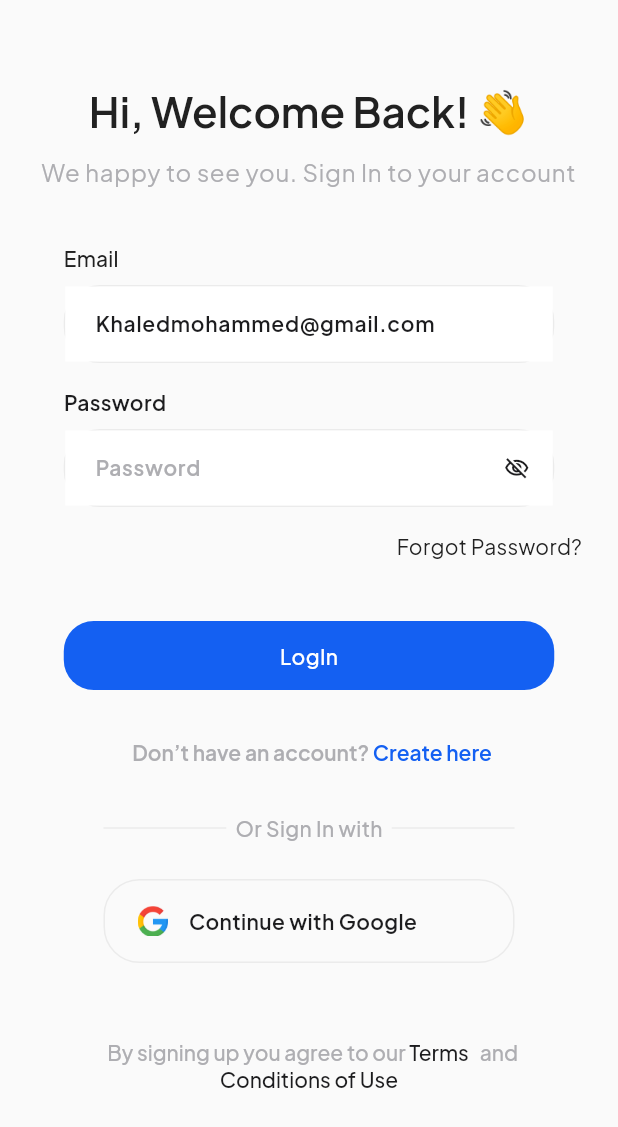
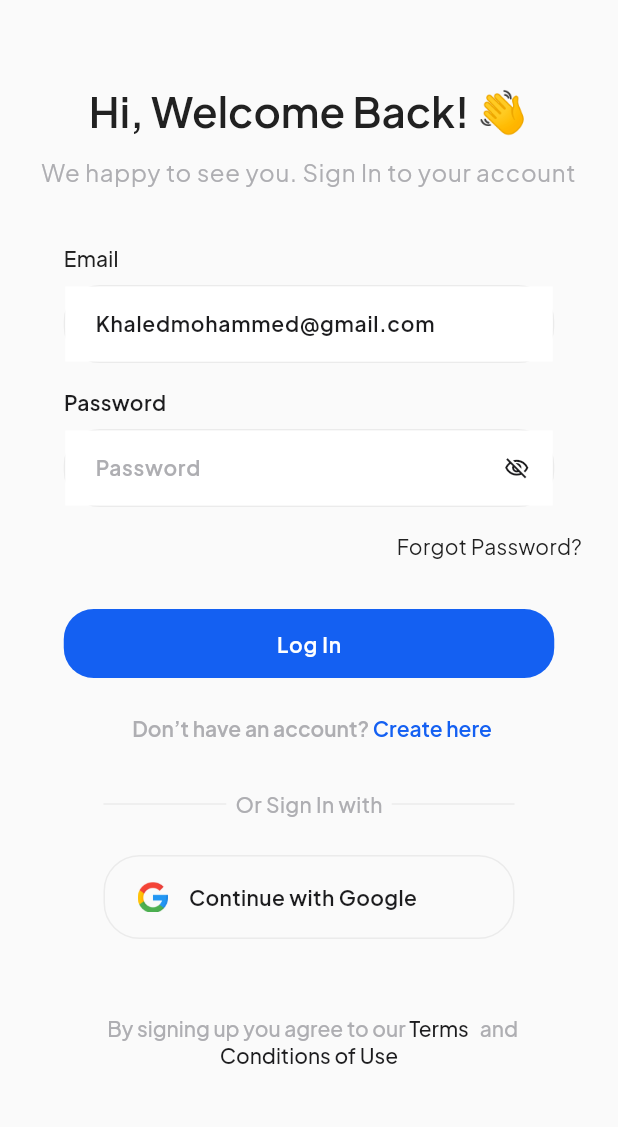
Before and after one commit to sohailokzz/Flutter-Resuable, a Flutter app: the screen it shows after launch, on a phone screen of 412 x 824 dp. Shown: the top 1127 px of the screen. Run offline on Flutter 3.47's test engine with Material 3 defaults, Android fonts, the phone set to English and light mode, and no system bars; our stand-ins replace google_fonts, responsive_sizer.

Commit message:
Button Updated
Button Updated

```diff
--- a/lib/main.dart
+++ b/lib/main.dart
@@ -1,4 +1,6 @@
 import 'package:flutter/material.dart';
+import 'package:flutter_reusable/routes/routes.dart';
+import 'package:flutter_reusable/routes/routes_names.dart';
 import 'package:flutter_reusable/screens/auth_screens/login_screen.dart';
 import 'package:flutter_reusable/screens/auth_screens/login_screen_vm.dart';
 import 'package:provider/provider.dart';
@@ -35,8 +37,10 @@ class MyApp extends StatelessWidget {
             theme: AppTheme.lightTheme,
             darkTheme: AppTheme.darkTheme,
             themeMode: ThemeMode.system,
+            initialRoute: RoutesName.loginScreen,
+            onGenerateRoute: AppRoutes.onGenerateRoute,
 
-            home: LoginScreen(),
+            // home: LoginScreen(),
           ),
         );
       },
--- /dev/null
+++ b/lib/routes/routes.dart
@@ -0,0 +1,31 @@
+import 'package:flutter/material.dart';
+import 'package:flutter_reusable/routes/routes_names.dart';
+import 'package:flutter_reusable/screens/auth_screens/login_screen.dart';
+import 'package:flutter_reusable/screens/home_screen.dart';
+
+class AppRoutes {
+  static Route onGenerateRoute(RouteSettings settings) {
+    switch (settings.name) {
+      case RoutesName.homeScreen:
+        return MaterialPageRoute(
+          builder: (_) => const HomeScreen(),
+        );
+
+      case RoutesName.loginScreen:
+        return MaterialPageRoute(
+          builder: (_) => const LoginScreen(),
+        );
+
+      // Edit Note Screen
+      //   case EditNoteScreen.routeName:
+      //     final NotesModel notesModel = settings.arguments as NotesModel;
+      //
+      //     return MaterialPageRoute(builder: (_) => EditNoteScreen(notesModel: notesModel));
+
+      default:
+        return MaterialPageRoute(
+          builder: (_) => const HomeScreen(),
+        );
+    }
+  }
+}
--- /dev/null
+++ b/lib/routes/routes_names.dart
@@ -0,0 +1,5 @@
+class RoutesName {
+  static const String splashScreen = 'splash_screen';
+  static const String homeScreen = 'home_screen';
+  static const String loginScreen = 'login_screen';
+}
--- a/lib/screens/auth_screens/login_screen.dart
+++ b/lib/screens/auth_screens/login_screen.dart
@@ -1,4 +1,6 @@
 import 'package:flutter/material.dart';
+import 'package:flutter_reusable/routes/routes_names.dart';
+import 'package:flutter_reusable/widgets/custom_button.dart';
 import 'package:flutter_reusable/widgets/divider_row.dart';
 import 'package:flutter_reusable/widgets/primary_text_button.dart';
 import 'package:flutter_reusable/widgets/secondary_button.dart';
@@ -9,7 +11,6 @@ import '../../utilis/app_colors.dart';
 import '../../utilis/image_assets.dart';
 import '../../widgets/custom_richtext.dart';
 import '../../widgets/password_textfield.dart';
-import '../../widgets/primary_button.dart';
 import '../../widgets/terms_privacy_text.dart';
 import 'login_screen_vm.dart';
 
@@ -93,17 +94,22 @@ class LoginScreen extends StatelessWidget {
                   const SizedBox(height: 32),
                   Column(
                     children: [
-                      PrimaryButton(
-                        elevation: 0,
-                        onTap: () {},
-                        text: 'LogIn',
-                        bgColor: AppColor.kPrimary,
+                      CustomButton(
+                        onPressed: () {
+                          Navigator.pushNamed(
+                            context,
+                            RoutesName.homeScreen,
+                          );
+                        },
+                        text: 'Log In',
+                        backgroundColor: AppColor.kPrimary,
                         borderRadius: 20,
                         height: 46,
                         width: 327,
                         textColor: AppColor.kWhite,
                         fontSize: 14,
                       ),
+
                       const SizedBox(
                         height: 24,
                       ),
--- a/lib/widgets/custom_button.dart
+++ b/lib/widgets/custom_button.dart
@@ -11,6 +11,7 @@ class CustomButton extends StatelessWidget {
   final bool? isOutline;
   final Color? loadingColor;
   final double? fontSize;
+  final double? borderRadius;
 
   const CustomButton({
     super.key,
@@ -24,6 +25,7 @@ class CustomButton extends StatelessWidget {
     this.isOutline = false,
     this.loadingColor = Colors.white,
     this.fontSize,
+    this.borderRadius,
   });
 
   @override
@@ -46,7 +48,7 @@ class CustomButton extends StatelessWidget {
                 )
               : BorderSide.none,
           shape: RoundedRectangleBorder(
-            borderRadius: BorderRadius.circular(5),
+            borderRadius: BorderRadius.circular(borderRadius ?? 5),
           ),
           padding: EdgeInsets.symmetric(vertical: 10, horizontal: 10),
         ),
--- a/lib/widgets/primary_button.dart
+++ /dev/null
@@ -1,103 +0,0 @@
-import 'package:flutter/material.dart';
-import 'package:google_fonts/google_fonts.dart';
-import '../utilis/app_colors.dart';
-
-class PrimaryButton extends StatefulWidget {
-  final VoidCallback onTap;
-  final String text;
-  final double? width;
-  final double? height;
-  final double? borderRadius, elevation;
-  final double? fontSize;
-  final IconData? iconData;
-  final Color? textColor, bgColor;
-  const PrimaryButton({
-    super.key,
-    required this.onTap,
-    required this.text,
-    this.width,
-    this.height,
-    this.elevation = 5,
-    this.borderRadius,
-    this.fontSize,
-    required this.textColor,
-    required this.bgColor,
-    this.iconData,
-  });
-
-  @override
-  State<PrimaryButton> createState() => _PrimaryButtonState();
-}
-
-class _PrimaryButtonState extends State<PrimaryButton>
-    with SingleTickerProviderStateMixin {
-  late AnimationController _controller;
-  final Duration _animationDuration = const Duration(milliseconds: 300);
-  final Tween<double> _tween = Tween<double>(begin: 1.0, end: 0.95);
-  @override
-  void initState() {
-    _controller =
-        AnimationController(
-          vsync: this,
-          duration: _animationDuration,
-        )..addListener(() {
-          setState(() {});
-        });
-    super.initState();
-  }
-
-  @override
-  void dispose() {
-    _controller.dispose();
-    super.dispose();
-  }
-
-  @override
-  Widget build(BuildContext context) {
-    return GestureDetector(
-      onTap: () {
-        _controller.forward().then((_) {
-          _controller.reverse();
-        });
-        widget.onTap();
-      },
-      child: ScaleTransition(
-        scale: _tween.animate(
-          CurvedAnimation(
-            parent: _controller,
-            curve: Curves.easeOut,
-            reverseCurve: Curves.easeIn,
-          ),
-        ),
-        child: Card(
-          elevation: widget.elevation ?? 5,
-          shape: RoundedRectangleBorder(
-            borderRadius: BorderRadius.circular(widget.borderRadius!),
-          ),
-          child: Container(
-            height: widget.height ?? 55,
-            alignment: Alignment.center,
-            width: widget.width ?? double.maxFinite,
-            decoration: BoxDecoration(
-              color: widget.bgColor,
-              borderRadius: BorderRadius.circular(widget.borderRadius!),
-            ),
-            child: Text(
-              widget.text,
-              style:
-                  GoogleFonts.plusJakartaSans(
-                    fontSize: 14,
-                    fontWeight: FontWeight.w500,
-                    color: AppColor.kWhite,
-                  ).copyWith(
-                    color: widget.textColor,
-                    fontWeight: FontWeight.w500,
-                    fontSize: widget.fontSize,
-                  ),
-            ),
-          ),
-        ),
-      ),
-    );
-  }
-}
```
